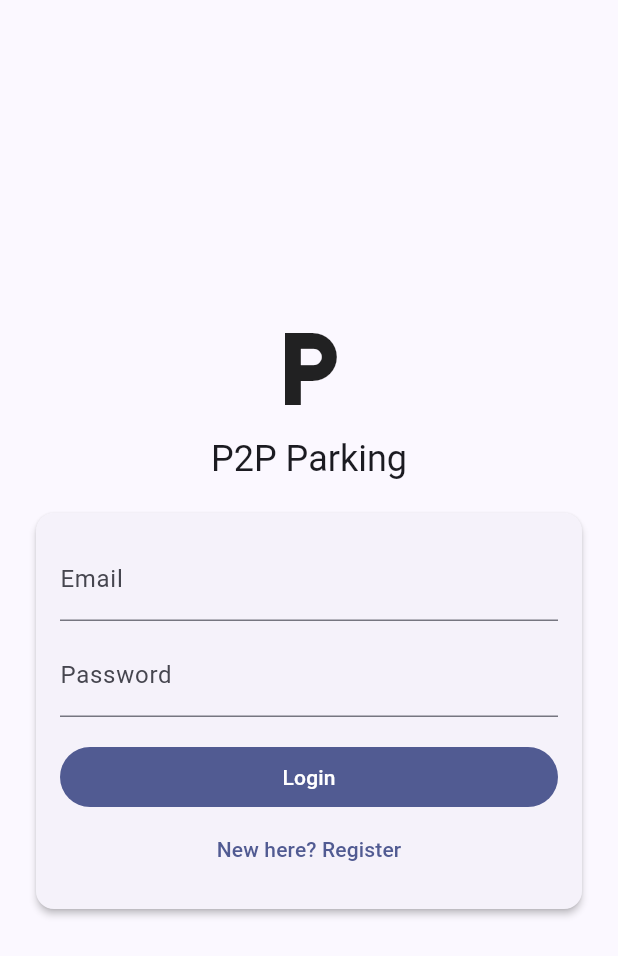
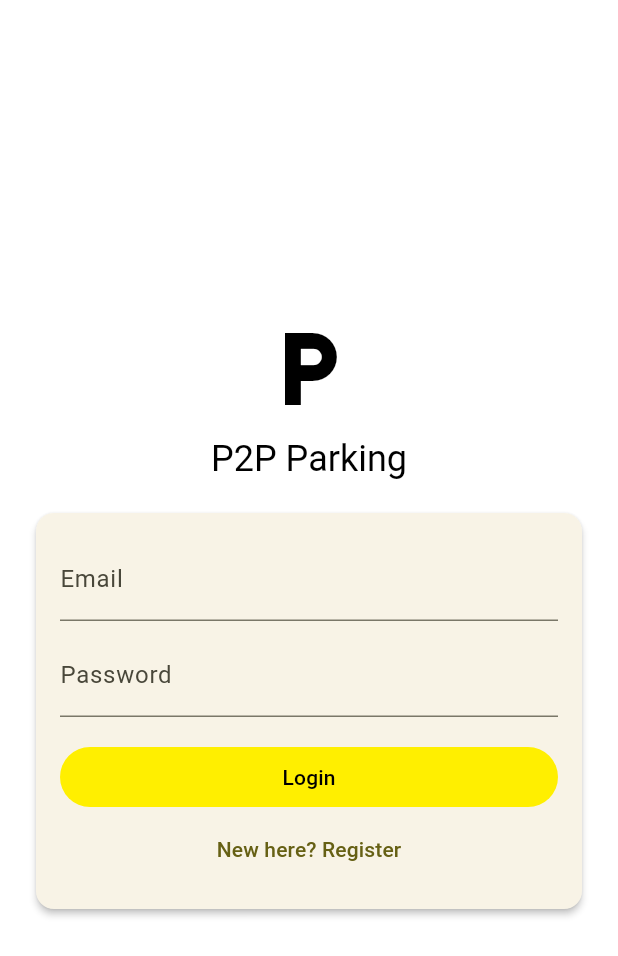
Before and after one commit to ramboo-raajesh/MiniProject, a Flutter app: the screen it shows after launch, on a phone screen of 412 x 824 dp. Shown: the top 956 px of the screen. Run offline on Flutter 3.47's test engine with Material 3 defaults, Android fonts, the light colour scheme and no system bars; our stand-ins replace flutter_map, geolocator, latlong2, supabase_flutter; accounts and stored records are empty.

Commit message:
theme changed

```diff
--- a/lib/main.dart
+++ b/lib/main.dart
@@ -115,12 +115,46 @@ class ParkingApp extends StatelessWidget {
 
   @override
   Widget build(BuildContext context) {
+    const seedColor = Color(0xFFFFEF00); // yellow #FFEF00
+    final colorScheme = ColorScheme.fromSeed(
+      seedColor: seedColor,
+      brightness: Brightness.light,
+    );
     return MaterialApp(
       debugShowCheckedModeBanner: false,
       title: 'P2P Parking',
       theme: ThemeData(
-        colorScheme: ColorScheme.fromSeed(seedColor: Colors.indigo),
+        colorScheme: colorScheme,
         useMaterial3: true,
+        scaffoldBackgroundColor: Colors.white,
+        appBarTheme: const AppBarTheme(
+          backgroundColor: Colors.white,
+          foregroundColor: Colors.black,
+          elevation: 0,
+          iconTheme: IconThemeData(color: Colors.black),
+          titleTextStyle: TextStyle(
+            color: Colors.black,
+            fontSize: 20,
+            fontWeight: FontWeight.w600,
+          ),
+        ),
+        textTheme: ThemeData.light().textTheme.apply(
+          bodyColor: Colors.black,
+          displayColor: Colors.black,
+        ),
+        iconTheme: const IconThemeData(color: Colors.black),
+        elevatedButtonTheme: ElevatedButtonThemeData(
+          style: ElevatedButton.styleFrom(
+            backgroundColor: seedColor,
+            foregroundColor: Colors.black,
+          ),
+        ),
+        filledButtonTheme: FilledButtonThemeData(
+          style: FilledButton.styleFrom(
+            backgroundColor: seedColor,
+            foregroundColor: Colors.black,
+          ),
+        ),
       ),
       initialRoute: '/login',
       routes: {
@@ -301,7 +335,7 @@ class Db {
             })
             .select()
             .single();
-    return Booking.fromMap(row as Map<String, dynamic>);
+    return Booking.fromMap(row);
   }
 }
 
```
